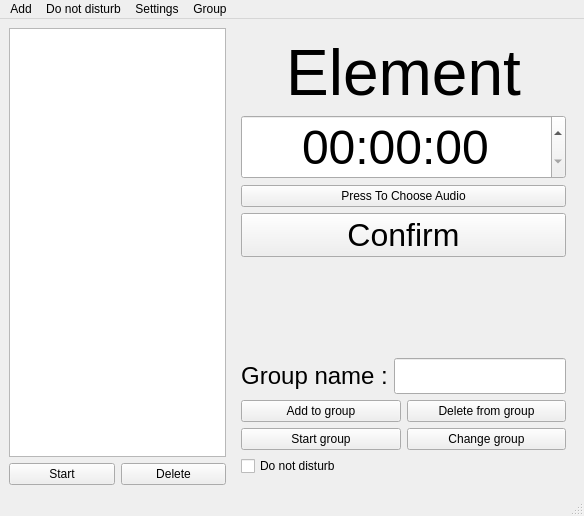
The window that mainwindow.ui (Dunkeshon/timers_and_alarms) describes before a commit, drawn with Qt 5.
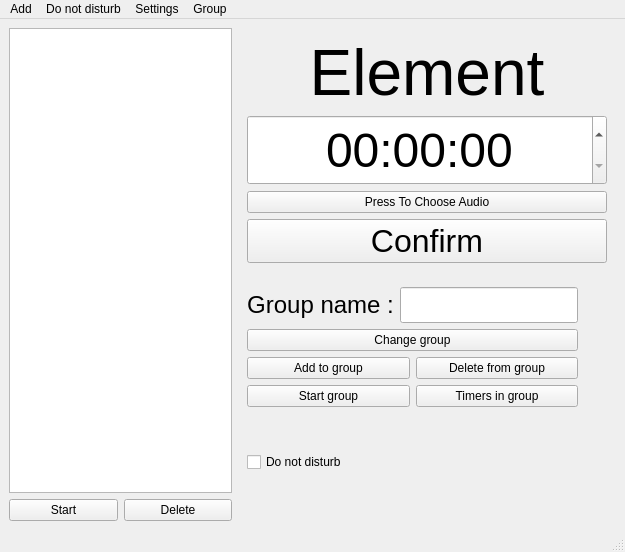
The same window after the commit.

Commit message: fixed do not disturb

The edit to the form file:
```diff
--- a/mainwindow.ui
+++ b/mainwindow.ui
@@ -6,8 +6,8 @@
    <rect>
     <x>0</x>
     <y>0</y>
-    <width>584</width>
-    <height>516</height>
+    <width>625</width>
+    <height>552</height>
    </rect>
   </property>
   <property name="windowTitle">
@@ -18,7 +18,7 @@
   </property>
   <widget class="QWidget" name="centralwidget">
    <layout class="QGridLayout" name="gridLayout_2">
-    <item row="0" column="0" rowspan="3">
+    <item row="0" column="0" rowspan="2">
      <layout class="QGridLayout" name="gridLayout">
       <item row="0" column="0">
        <widget class="QListWidget" name="listWidget">
@@ -68,7 +68,7 @@
       </item>
      </layout>
     </item>
-    <item row="0" column="1">
+    <item row="0" column="1" colspan="3">
      <widget class="QWidget" name="container" native="true">
       <layout class="QVBoxLayout" name="verticalLayout_3">
        <item>
@@ -163,25 +163,9 @@
      </widget>
     </item>
     <item row="1" column="1">
-     <spacer name="verticalSpacer">
-      <property name="orientation">
-       <enum>Qt::Vertical</enum>
-      </property>
-      <property name="sizeType">
-       <enum>QSizePolicy::Minimum</enum>
-      </property>
-      <property name="sizeHint" stdset="0">
-       <size>
-        <width>17</width>
-        <height>28</height>
-       </size>
-      </property>
-     </spacer>
-    </item>
-    <item row="2" column="1">
      <widget class="QWidget" name="widget" native="true">
       <layout class="QGridLayout" name="gridLayout_3">
-       <item row="2" column="0">
+       <item row="4" column="0">
         <layout class="QHBoxLayout" name="horizontalLayout_2">
          <item>
           <widget class="QCheckBox" name="dont_disturb_check">
@@ -202,7 +186,7 @@
          </item>
         </layout>
        </item>
-       <item row="1" column="0">
+       <item row="3" column="0">
         <layout class="QHBoxLayout" name="horizontalLayout_3">
          <item>
           <layout class="QVBoxLayout" name="verticalLayout">
@@ -232,9 +216,9 @@
             </widget>
            </item>
            <item>
-            <widget class="QPushButton" name="Change_group">
+            <widget class="QPushButton" name="pushButton">
              <property name="text">
-              <string>Change group</string>
+              <string>Timers in group</string>
              </property>
             </widget>
            </item>
@@ -276,9 +260,32 @@
          </item>
         </layout>
        </item>
+       <item row="1" column="0">
+        <widget class="QPushButton" name="Change_group">
+         <property name="text">
+          <string>Change group</string>
+         </property>
+        </widget>
+       </item>
       </layout>
      </widget>
     </item>
+    <item row="1" column="2">
+     <spacer name="verticalSpacer">
+      <property name="orientation">
+       <enum>Qt::Vertical</enum>
+      </property>
+      <property name="sizeType">
+       <enum>QSizePolicy::Minimum</enum>
+      </property>
+      <property name="sizeHint" stdset="0">
+       <size>
+        <width>17</width>
+        <height>231</height>
+       </size>
+      </property>
+     </spacer>
+    </item>
    </layout>
   </widget>
   <widget class="QMenuBar" name="menubar">
@@ -286,7 +293,7 @@
     <rect>
      <x>0</x>
      <y>0</y>
-     <width>584</width>
+     <width>625</width>
      <height>22</height>
     </rect>
    </property>
```
The commit also changes 1 other file.
